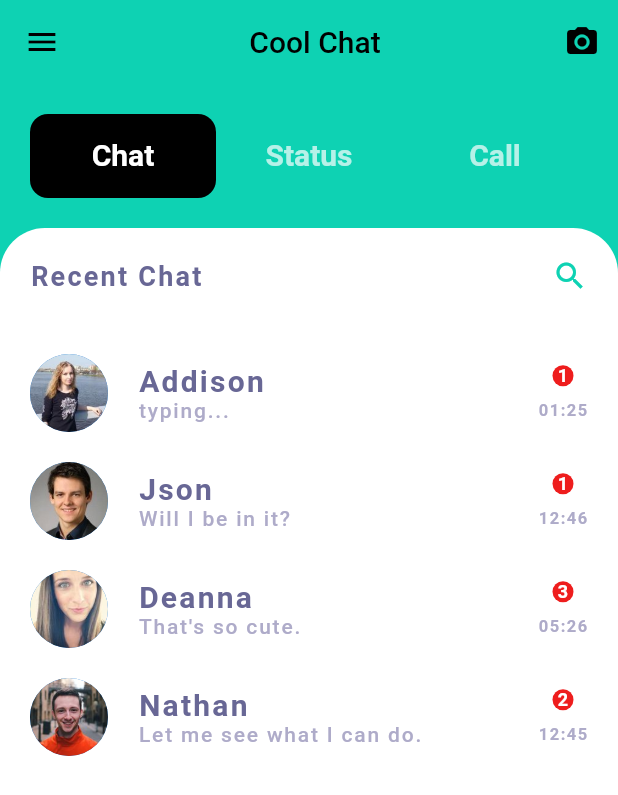
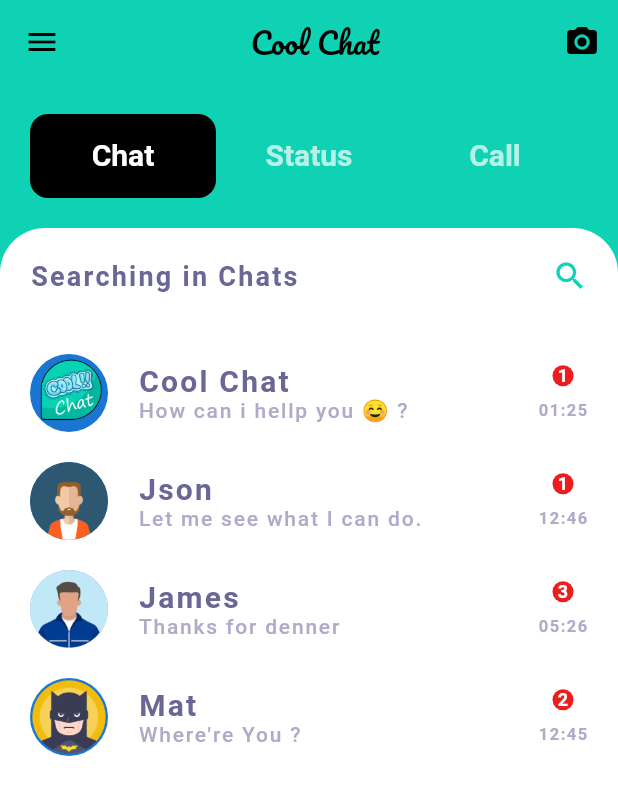
Before and after one commit to Mohamed3li454/chat_app, a Flutter app: the HomePage screen opened by its route, on a phone screen of 412 x 824 dp. Shown: the top 795 px of the screen. Run offline on Flutter 3.47's test engine with Material 2 defaults, Android fonts, the phone set to English and light mode, and no system bars; our stand-ins replace cloud_firestore, firebase_auth, firebase_core, flutter_svg, modal_progress_hud_nsn; accounts and stored records are empty.

Commit message:
finish app

```diff
--- a/lib/main.dart
+++ b/lib/main.dart
@@ -28,7 +28,7 @@ class chat_app extends StatelessWidget {
         "chat_page": (context) => chat_page(),
         "home_page": (context) => HomePage(),
       },
-      initialRoute: "home_page",
+      initialRoute: "login_page",
     );
   }
 }
--- a/lib/models/messages_model.dart
+++ b/lib/models/messages_model.dart
@@ -20,31 +20,31 @@ class Message {
 
 final List<Message> recentChats = [
   Message(
-    sender: addison,
-    avatar: 'assets/images/Addison.jpg',
+    sender: CoolChat,
+    avatar: 'assets/images/unnamed.png',
     time: '01:25',
-    text: "typing...",
+    text: "How can i hellp you ☺️ ?",
     unreadCount: 1,
   ),
   Message(
     sender: jason,
-    avatar: 'assets/images/Jason.jpg',
+    avatar: 'assets/images/Avatar-Profile-Vector-PNG-Cutout.png',
     time: '12:46',
-    text: "Will I be in it?",
+    text: "Let me see what I can do.",
     unreadCount: 1,
   ),
   Message(
-    sender: deanna,
-    avatar: 'assets/images/Deanna.jpg',
+    sender: James,
+    avatar: 'assets/images/images.png',
     time: '05:26',
-    text: "That's so cute.",
+    text: "Thanks for denner",
     unreadCount: 3,
   ),
   Message(
-      sender: nathan,
-      avatar: 'assets/images/Nathan.jpg',
+      sender: Mat,
+      avatar: 'assets/images/4511668.png',
       time: '12:45',
-      text: "Let me see what I can do.",
+      text: "Where're You ?",
       unreadCount: 2),
 ];
 
@@ -85,9 +85,9 @@ final List<Message> allChats = [
 
 final List<Message> messages = [
   Message(
-    sender: addison,
+    sender: CoolChat,
     time: '12:09 AM',
-    avatar: addison.avatar,
+    avatar: CoolChat.avatar,
     text: "...",
   ),
   Message(
@@ -103,15 +103,15 @@ final List<Message> messages = [
     text: "See, I was right, this doesn’t interest me.",
   ),
   Message(
-    sender: addison,
+    sender: CoolChat,
     time: '11:58 PM',
-    avatar: addison.avatar,
+    avatar: CoolChat.avatar,
     text: "I sign your paychecks.",
   ),
   Message(
-    sender: addison,
+    sender: CoolChat,
     time: '11:58 PM',
-    avatar: addison.avatar,
+    avatar: CoolChat.avatar,
     text: "You think we have nothing to talk about?",
   ),
   Message(
@@ -122,9 +122,9 @@ final List<Message> messages = [
         "Well, because I had no intention of being in your office. 20 minutes ago",
   ),
   Message(
-    sender: addison,
+    sender: CoolChat,
     time: '11:30 PM',
-    avatar: addison.avatar,
+    avatar: CoolChat.avatar,
     text: "I was expecting you in my office 20 minutes ago.",
   ),
 ];
--- a/lib/models/user_model.dart
+++ b/lib/models/user_model.dart
@@ -13,24 +13,27 @@ class User {
 final User currentUser =
     User(id: 0, name: 'You', avatar: 'assets/images/Addison.jpg');
 
-final User addison =
-    User(id: 1, name: 'Addison', avatar: 'assets/images/Addison.jpg');
+final User CoolChat =
+    User(id: 1, name: 'Cool Chat', avatar: 'assets/images/unnamed.png');
 
-final User angel =
+final User Angel =
     User(id: 2, name: 'Angel', avatar: 'assets/images/Angel.jpg');
 
-final User deanna =
-    User(id: 3, name: 'Deanna', avatar: 'assets/images/Deanna.jpg');
+final User James =
+    User(id: 3, name: 'James', avatar: 'assets/images/images.png');
 
-final User jason = User(id: 4, name: 'Json', avatar: 'assets/images/Jason.jpg');
+final User jason = User(
+    id: 4,
+    name: 'Json',
+    avatar:
+        'assets/images/pngtree-cartoon-color-simple-male-avatar-png-image_1934459.jpg');
 
 final User judd = User(id: 5, name: 'Judd', avatar: 'assets/images/Judd.jpg');
 
 final User leslie =
     User(id: 6, name: 'Leslie', avatar: 'assets/images/Leslie.jpg');
 
-final User nathan =
-    User(id: 7, name: 'Nathan', avatar: 'assets/images/Nathan.jpg');
+final User Mat = User(id: 7, name: 'Mat', avatar: 'assets/images/4511668.png');
 
 final User stanley =
     User(id: 8, name: 'Stanley', avatar: 'assets/images/Stanley.jpg');
--- a/lib/pages/home_page.dart
+++ b/lib/pages/home_page.dart
@@ -33,7 +33,7 @@ class _HomePageState extends State<HomePage> with TickerProviderStateMixin {
         title: const Center(
           child: Text(
             'Cool Chat',
-            style: TextStyle(color: Colors.black),
+            style: TextStyle(color: Colors.black, fontFamily: "Pacifico"),
           ),
         ),
         actions: [
@@ -68,7 +68,7 @@ class _HomePageState extends State<HomePage> with TickerProviderStateMixin {
                         child: Row(
                           children: [
                             Text(
-                              "Recent Chat",
+                              "Searching in Chats",
                               style: MyTheme.heading2,
                             ),
                             Spacer(),
@@ -84,7 +84,11 @@ class _HomePageState extends State<HomePage> with TickerProviderStateMixin {
                         itemCount: recentChats.length,
                         itemBuilder: (context, index) {
                           final recentchat = recentChats[index];
-                          return Container(
+                          return GestureDetector(
+                            onTap: () {
+                              Navigator.pushNamed(context, 'chat_page');
+                            },
+                            child: Container(
                               margin: EdgeInsets.only(top: 20),
                               child: Row(
                                 children: [
@@ -95,7 +99,8 @@ class _HomePageState extends State<HomePage> with TickerProviderStateMixin {
                                   ),
                                   SizedBox(width: 20),
                                   Column(
-                                  crossAxisAlignment: CrossAxisAlignment.start,
+                                    crossAxisAlignment:
+                                        CrossAxisAlignment.start,
                                     mainAxisAlignment:
                                         MainAxisAlignment.spaceBetween,
                                     children: [
@@ -135,6 +140,7 @@ class _HomePageState extends State<HomePage> with TickerProviderStateMixin {
                                   ),
                                 ],
                               ),
+                            ),
                           );
                         },
                       )
--- a/lib/pages/login_page.dart
+++ b/lib/pages/login_page.dart
@@ -100,7 +100,7 @@ class _login_pageState extends State<login_page> {
                       try {
                         await loginUser();
                         // ignore: use_build_context_synchronously
-                        Navigator.pushNamed(context, "chat_page",
+                        Navigator.pushNamed(context, "home_page",
                             arguments: email);
                       } on FirebaseAuthException catch (e) {
                         if (e.code == 'weak-password') {
```
Also changed, not shown: lib/pages/chat_page.dart (+50 -10 lines), lib/pages/register_page.dart (+3 -6 lines), assets/images/4511668.png (added), assets/images/Avatar-Profile-Vector-PNG-Cutout.png (added), assets/images/images.png (added), assets/images/pngtree-cartoon-color-simple-male-avatar-png-image_1934459.jpg (added), assets/images/user-icon-foreigners-avatar.jpg (added). Lines whose indentation alone changed are shown as unchanged.
